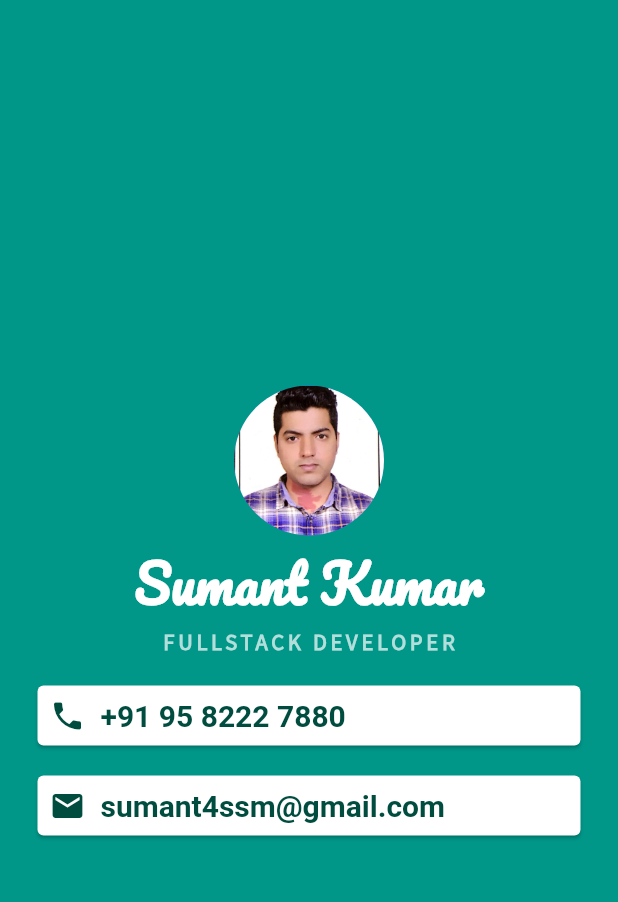
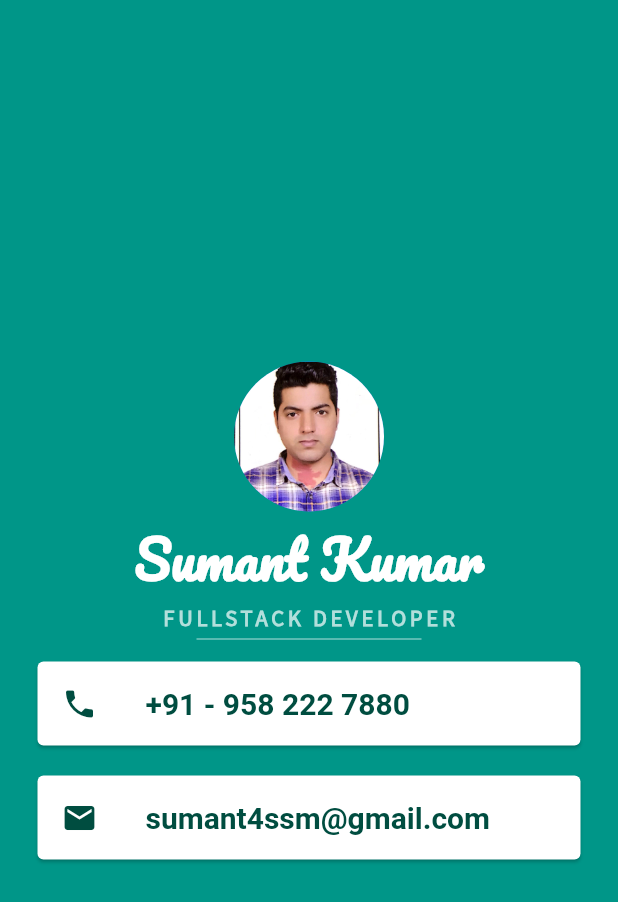
Before and after one commit to sumant4ssm/Business_card_flutter, a Flutter app: the screen it shows after launch, on a phone screen of 412 x 824 dp. Shown: the top 902 px of the screen. Run offline on Flutter 3.47's test engine with Material 2 defaults, Android fonts, the phone set to English and light mode, and no system bars.

Commit message:
card using listTile

```diff
--- a/lib/main.dart
+++ b/lib/main.dart
@@ -44,48 +44,40 @@ class MyApp extends StatelessWidget {
             ),
             SizedBox(
               height: 10,
+              width: 150,
+              child: Divider(
+                color: Colors.teal.shade100,
+              ),
             ),
             Card(
               margin: EdgeInsets.symmetric(vertical: 10.0, horizontal: 25.0),
-              color: Colors.white,
-              child: Padding(
-                padding: const EdgeInsets.all(8.0),
-                child: Row(
-                  children: [
-                    Icon(Icons.phone, color: Colors.teal.shade900),
-                    SizedBox(
-                      width: 10,
+              child: ListTile(
+                leading: Icon(
+                  Icons.phone,
+                  color: Colors.teal.shade900,
                 ),
-                    Text(
-                      '+91 95 8222 7880',
+                title: Text(
+                  '+91 - 958 222 7880',
                   style: TextStyle(
                       fontSize: 20.0,
                       fontWeight: FontWeight.bold,
                       color: Colors.teal.shade900),
                 ),
-                  ],
-                ),
               ),
             ),
             Card(
               margin: EdgeInsets.symmetric(vertical: 10.0, horizontal: 25.0),
-              color: Colors.white,
-              child: Padding(
-                padding: const EdgeInsets.all(8.0),
-                child: Row(
-                  children: [
-                    Icon(Icons.email, color: Colors.teal.shade900),
-                    SizedBox(
-                      width: 10,
+              child: ListTile(
+                leading: Icon(
+                  Icons.email,
+                  color: Colors.teal.shade900,
                 ),
-                    Text(
+                title: Text(
                   'sumant4ssm@gmail.com',
                   style: TextStyle(
                       fontSize: 20.0,
                       fontWeight: FontWeight.bold,
                       color: Colors.teal.shade900),
-                    ),
-                  ],
                 ),
               ),
             ),
```
Lines whose indentation alone changed are shown as unchanged.
